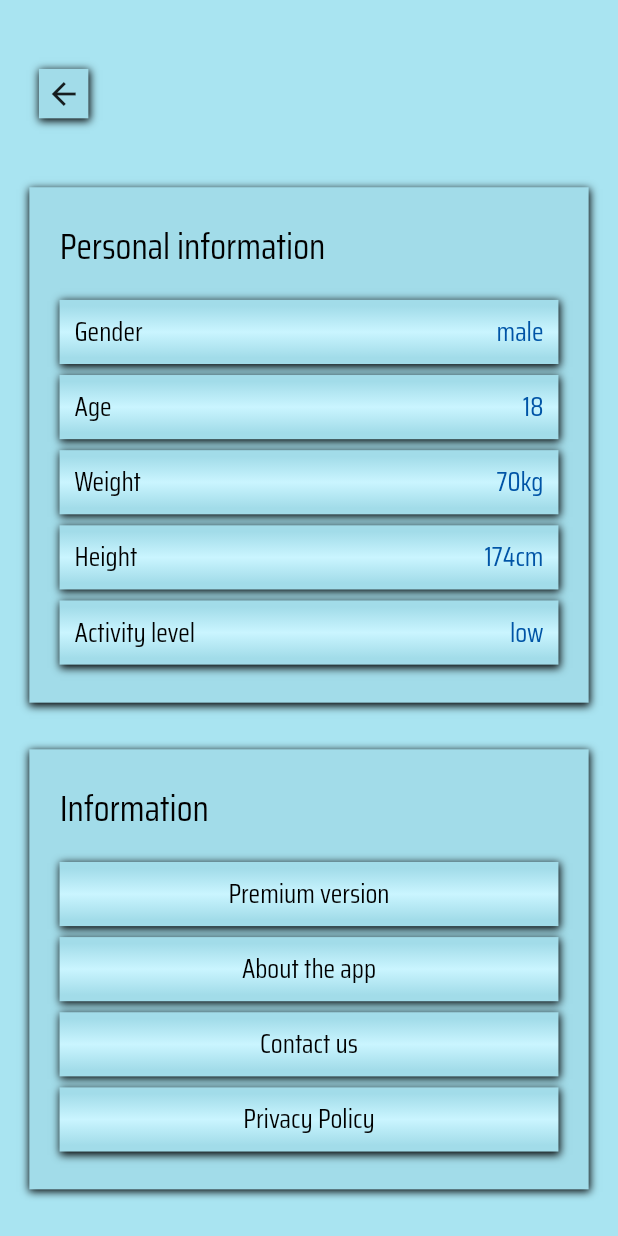
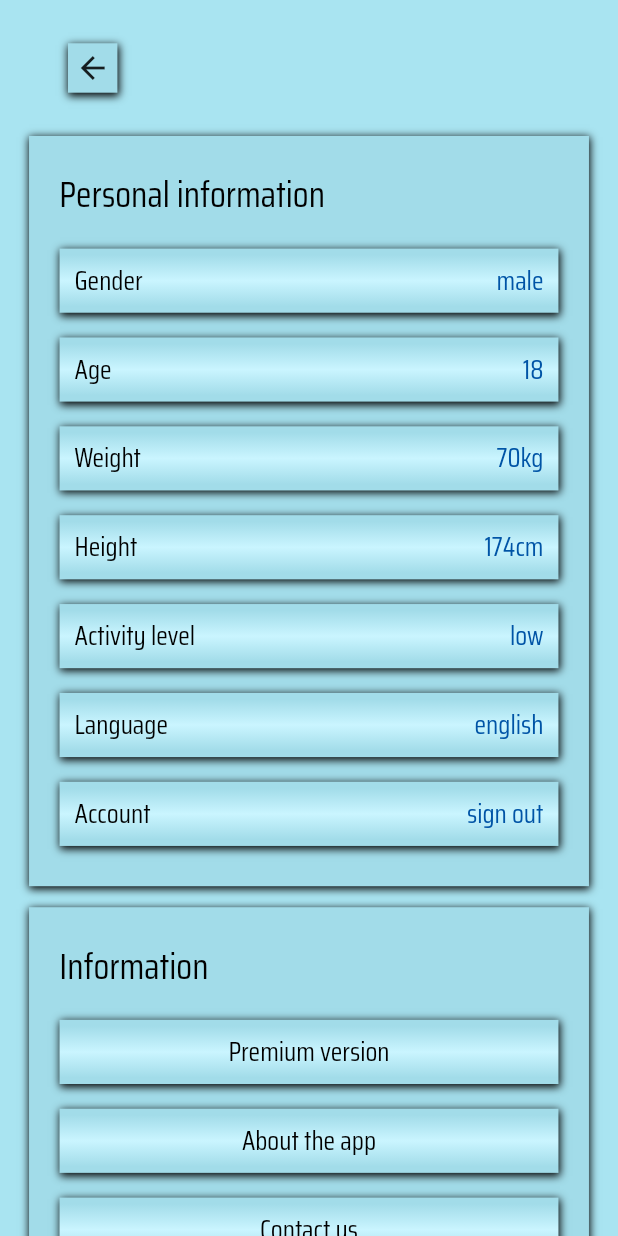
Before and after one commit to chummy-ch/Water-overflow, a Flutter app: the SettingsScreen screen opened directly, on a phone screen of 412 x 824 dp. Run offline on Flutter 3.47's test engine with Material 2 defaults, Android fonts, the light colour scheme and no system bars; our stand-ins replace easy_localization, email_validator, firebase_auth, firebase_core, flutter_datetime_picker, fluttertoast and 2 more; missing offline and left inert: custom_switch, password_validator; accounts and stored records are empty.

Commit message:
adding some fields to SettingsScreen, editing TimePicker

```diff
--- a/assets/translations/en.json
+++ b/assets/translations/en.json
@@ -45,6 +45,15 @@
         "low": "low",
         "middle": "middle",
         "high": "high"
+      },
+      "language": {
+        "language": "Language",
+        "en": "english",
+        "ru": "russian"
+      },
+      "account": {
+        "account": "Account",
+        "leave": "sign out"
       }
     },
     "info": {
--- a/assets/translations/ru.json
+++ b/assets/translations/ru.json
@@ -45,6 +45,15 @@
         "low": "низкая",
         "middle": "средняя",
         "high": "высокая"
+      },
+      "language": {
+        "language": "Язык",
+        "en": "английский",
+        "ru": "русский"
+      },
+      "account": {
+        "account": "Аккаунт",
+        "leave": "выйти"
       }
     },
     "info": {
--- a/lib/screens/MainScreen.dart
+++ b/lib/screens/MainScreen.dart
@@ -9,6 +9,7 @@ import 'package:water_overflow/widgets/Block.dart';
 import 'package:water_overflow/widgets/HistoryButton.dart';
 import 'package:water_overflow/widgets/LiquidButton.dart';
 import 'package:water_overflow/widgets/PanelButton.dart';
+
 import 'AlarmScreen.dart';
 import 'SettingsScreen.dart';
 
@@ -53,7 +54,7 @@ class MainScreen extends StatelessWidget {
               ),
               //Water Circle
               Container(
-                  width: SizeConfig.blockSizeHorizontal * 68.3,
+                width: SizeConfig.blockSizeVertical * 35.5,
                 height: SizeConfig.blockSizeVertical * 35.5,
                 decoration: new BoxDecoration(
                   gradient: LinearGradient(
@@ -66,11 +67,13 @@ class MainScreen extends StatelessWidget {
                   ),
                   shape: BoxShape.circle,
                 ),
-                    child: Center(child:Container(
-                      width: SizeConfig.blockSizeHorizontal * 60.3,
+                child: Center(
+                  child: Container(
+                    width: SizeConfig.blockSizeVertical * 31.5,
                     height: SizeConfig.blockSizeVertical * 31.5,
-                      child:LiquidCircularProgressIndicator(
-                        value: 0.5, // Defaults to 0.5.
+                    child: LiquidCircularProgressIndicator(
+                      value: 0.5,
+                      // Defaults to 0.5.
                       valueColor: AlwaysStoppedAnimation(Colors.lightBlue[200]),
                       backgroundColor: COLOR_TRANSPARENT,
                       direction: Axis.vertical,
@@ -89,7 +92,8 @@ class MainScreen extends StatelessWidget {
                       ),
                     ),
                   ),
-                    ),),
+                ),
+              ),
               //liquid Block
               Padding(
                 padding:
@@ -184,7 +188,6 @@ class MainScreen extends StatelessWidget {
                 ),
               ),
             ],
-
           ),
         ),
       ),
--- a/lib/screens/SettingsScreen.dart
+++ b/lib/screens/SettingsScreen.dart
@@ -19,8 +19,10 @@ class SettingsScreen extends StatelessWidget {
         body: Container(
           width: size.width,
           height: size.height,
-          child: Column(
-            mainAxisAlignment: MainAxisAlignment.spaceEvenly,
+          child: ListView(
+            padding: EdgeInsets.symmetric(
+                horizontal: SizeConfig.blockSizeHorizontal * 4.7),
+            scrollDirection: Axis.vertical,
             children: [
               //PanelButton
               Padding(
@@ -37,7 +39,7 @@ class SettingsScreen extends StatelessWidget {
                 ),
               ),
               ButtonsBackgroundRectangle(
-                height: SizeConfig.blockSizeVertical * 41.7,
+                height: SizeConfig.blockSizeVertical * 60.7,
                 child: Column(
                   children: [
                     Row(
@@ -49,52 +51,44 @@ class SettingsScreen extends StatelessWidget {
                               top: SizeConfig.blockSizeVertical * 2.5,
                               bottom: SizeConfig.blockSizeVertical * 2),
                           child: Text(
-                            'SettingsScreen.personalInfo.personalInfo'
-                                .tr()
-                                .toString(),
+                            'SettingsScreen.personalInfo.personalInfo'.tr(),
                             style: TEXT_THEME.headline2,
                           ),
                         ),
                       ],
                     ),
                     PersonalSettingsButton(
-                        name: "SettingsScreen.personalInfo.gender.gender"
-                            .tr()
-                            .toString(),
-                        data: "SettingsScreen.personalInfo.gender.male"
-                            .tr()
-                            .toString()),
+                      name: "SettingsScreen.personalInfo.gender.gender".tr(),
+                      data: "SettingsScreen.personalInfo.gender.male".tr(),
+                    ),
                     PersonalSettingsButton(
                         name: "SettingsScreen.personalInfo.age".tr(),
                         data: "18"),
                     PersonalSettingsButton(
-                        name: "SettingsScreen.personalInfo.weight.weight"
-                            .tr()
-                            .toString(),
+                        name: "SettingsScreen.personalInfo.weight.weight".tr(),
                         data: "70" +
-                            "SettingsScreen.personalInfo.weight.kg"
-                                .tr()
-                                .toString()),
+                            "SettingsScreen.personalInfo.weight.kg".tr()),
                     PersonalSettingsButton(
-                        name: "SettingsScreen.personalInfo.height.height"
-                            .tr()
-                            .toString(),
+                        name: "SettingsScreen.personalInfo.height.height".tr(),
                         data: "174" +
-                            "SettingsScreen.personalInfo.height.cm"
-                                .tr()
-                                .toString()),
+                            "SettingsScreen.personalInfo.height.cm".tr()),
                     PersonalSettingsButton(
                         name: "SettingsScreen.personalInfo.activity.activity"
-                            .tr()
-                            .toString(),
-                        data: "SettingsScreen.personalInfo.activity.low"
-                            .tr()
-                            .toString()),
+                            .tr(),
+                        data: "SettingsScreen.personalInfo.activity.low".tr()),
+                    PersonalSettingsButton(
+                        name: "SettingsScreen.personalInfo.language.language"
+                            .tr(),
+                        data: "SettingsScreen.personalInfo.language.en".tr()),
+                    PersonalSettingsButton(
+                        name:
+                            "SettingsScreen.personalInfo.account.account".tr(),
+                        data: "SettingsScreen.personalInfo.account.leave".tr()),
                   ],
                 ),
               ),
               ButtonsBackgroundRectangle(
-                  height: SizeConfig.blockSizeVertical * 35.6,
+                  height: SizeConfig.blockSizeVertical * 39,
                   child: Column(
                     children: [
                       Row(
@@ -113,9 +107,7 @@ class SettingsScreen extends StatelessWidget {
                         ],
                       ),
                       SettingsButton(
-                          name: "SettingsScreen.info.premiumVersion"
-                              .tr()
-                              .toString()),
+                          name: "SettingsScreen.info.premiumVersion".tr()),
                       SettingsButton(name: "SettingsScreen.info.about".tr()),
                       SettingsButton(name: "SettingsScreen.info.contact".tr()),
                       SettingsButton(name: "SettingsScreen.info.private".tr()),
--- a/lib/widgets/PSettingsButton.dart
+++ b/lib/widgets/PSettingsButton.dart
@@ -4,16 +4,20 @@ import 'package:water_overflow/utils/Constants.dart';
 class PersonalSettingsButton extends StatelessWidget {
   final String name;
   final String data;
+  final VoidCallback onTap;
 
-  const PersonalSettingsButton({Key key, @required this.name, this.data})
+  const PersonalSettingsButton(
+      {Key key, @required this.name, this.data, this.onTap})
       : super(key: key);
 
   @override
   Widget build(BuildContext context) {
-    return Container(
+    return GestureDetector(
+      onTap: this.onTap,
+      child: Container(
         width: SizeConfig.blockSizeHorizontal * 80.73,
         height: SizeConfig.blockSizeVertical * 5.19,
-      margin: EdgeInsets.only(bottom: SizeConfig.blockSizeVertical * 0.89),
+        margin: EdgeInsets.only(bottom: SizeConfig.blockSizeVertical * 2),
         decoration: BoxDecoration(
           color: COLOR_BUTTON,
           boxShadow: [BASIC_SHADOW],
@@ -34,6 +38,7 @@ class PersonalSettingsButton extends StatelessWidget {
             SizedBox(width: 10),
           ],
         ),
+      ),
     );
   }
 }
--- a/lib/widgets/SettingsButton.dart
+++ b/lib/widgets/SettingsButton.dart
@@ -13,7 +13,7 @@ class SettingsButton extends PersonalSettingsButton {
     return Container(
       width: SizeConfig.blockSizeHorizontal * 80.73,
       height: SizeConfig.blockSizeVertical * 5.19,
-      margin: EdgeInsets.only(bottom: SizeConfig.blockSizeVertical * 0.89),
+      margin: EdgeInsets.only(bottom: SizeConfig.blockSizeVertical * 2),
       decoration: BoxDecoration(
         color: COLOR_BUTTON,
         boxShadow: [BASIC_SHADOW],
--- a/pubspec.yaml
+++ b/pubspec.yaml
@@ -34,7 +34,7 @@ dependencies:
   custom_switch: ^0.0.1
   flutter_datetime_picker: ^1.5.1
   liquid_progress_indicator: ^0.3.2
-
+  flutter_custom_dialog: ^1.0.20
 
   # The following adds the Cupertino Icons font to your application.
   # Use with the CupertinoIcons class for iOS style icons.
```
Also changed, not shown: pubspec.lock. Lines whose indentation alone changed are shown as unchanged.
